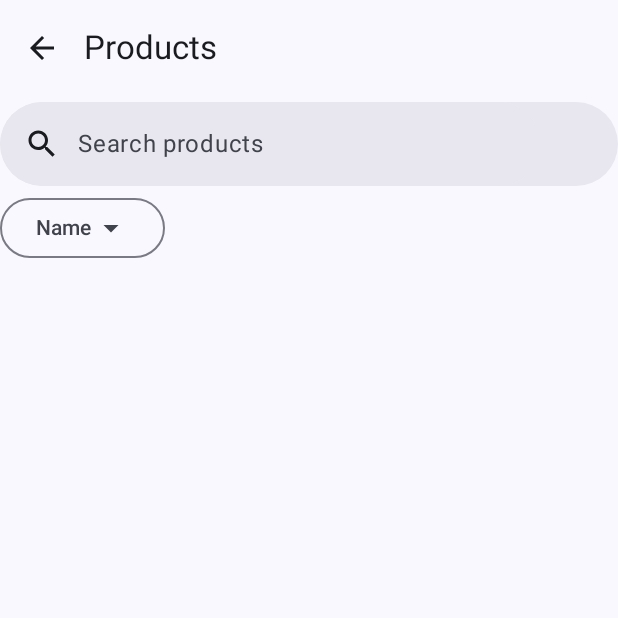
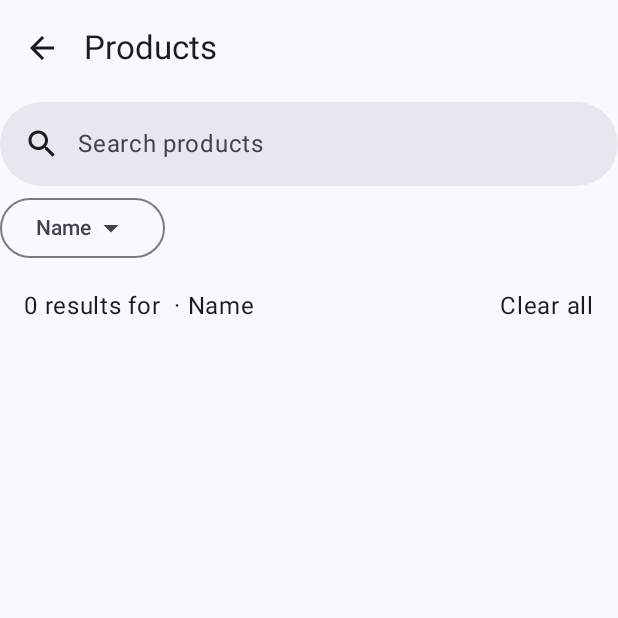
Before and after one commit to john04213/AndroidCapstone, an Android app built with Jetpack Compose: the composable ProductDirectory shown on its own in the app's theme, on a phone screen of 412 x 824 dp, the top half of it. Run offline under Robolectric (Android 15) with nearby library versions, the phone set to English and light mode, and no system bars; 5 statements that could not run were skipped.

Commit message:
Clear filter button and text showing some state

```diff
--- a/app/src/main/java/com/pnc/customercompanion/features/products/presentation/composables/ProductDirectory.kt
+++ b/app/src/main/java/com/pnc/customercompanion/features/products/presentation/composables/ProductDirectory.kt
@@ -1,8 +1,12 @@
 package com.pnc.customercompanion.features.products.presentation.composables
 
+import androidx.compose.foundation.clickable
+import androidx.compose.foundation.layout.Arrangement
 import androidx.compose.foundation.layout.Box
 import androidx.compose.foundation.layout.Column
 import androidx.compose.foundation.layout.PaddingValues
+import androidx.compose.foundation.layout.Row
+import androidx.compose.foundation.layout.Spacer
 import androidx.compose.foundation.layout.fillMaxSize
 import androidx.compose.foundation.layout.fillMaxWidth
 import androidx.compose.foundation.layout.padding
@@ -27,8 +31,11 @@ import androidx.compose.runtime.getValue
 import androidx.compose.runtime.mutableStateOf
 import androidx.compose.runtime.remember
 import androidx.compose.runtime.setValue
+import androidx.compose.ui.Alignment
 import androidx.compose.ui.Modifier
+import androidx.compose.ui.res.pluralStringResource
 import androidx.compose.ui.unit.dp
+import com.pnc.customercompanion.R
 import com.pnc.customercompanion.features.products.domain.MenuOption
 import com.pnc.customercompanion.features.products.domain.SortOrder
 import com.pnc.customercompanion.features.products.presentation.state.ProductDirectoryState
@@ -120,6 +127,36 @@ fun ProductDirectory(
                         }
                     }
                 }
+                Row(
+                    modifier = Modifier
+                        .fillMaxWidth()
+                        .padding(16.dp),
+                    horizontalArrangement = Arrangement.spacedBy(8.dp),
+                    verticalAlignment = Alignment.CenterVertically
+                ) {
+                    Text(
+                        text = "${pluralStringResource(
+                                id = R.plurals.item_count,
+                                count = state.displayedProducts.size,
+                                state.displayedProducts.size
+                            )} for ${state.searchQuery} · ${when (state.sortOrder) {
+                                SortOrder.NAME_ASC -> options[0].text
+                                SortOrder.PRICE_ASC -> options[1].text
+                                SortOrder.PRICE_DESC -> options[2].text
+                            }}",        // Add in-stock filter when able
+                        modifier = Modifier.weight(5f),
+                        softWrap = true
+                    )
+                    Spacer(modifier = Modifier.weight(1f))
+                    Text(
+                        text = "Clear all",
+                        modifier = Modifier.clickable {
+                            onSortOrderChange(SortOrder.NAME_ASC)
+                            onSearchQueryChange("")
+                            // Add in-stock filter when able
+                        }
+                    )
+                }
             }
         }
     ) { innerPadding ->
--- a/app/src/main/res/values/strings.xml
+++ b/app/src/main/res/values/strings.xml
@@ -1,3 +1,7 @@
 <resources>
     <string name="app_name">AndroidCapstone</string>
+    <plurals name="item_count">
+        <item quantity="one">%d result</item>
+        <item quantity="other">%d results</item>
+    </plurals>
 </resources>
```
